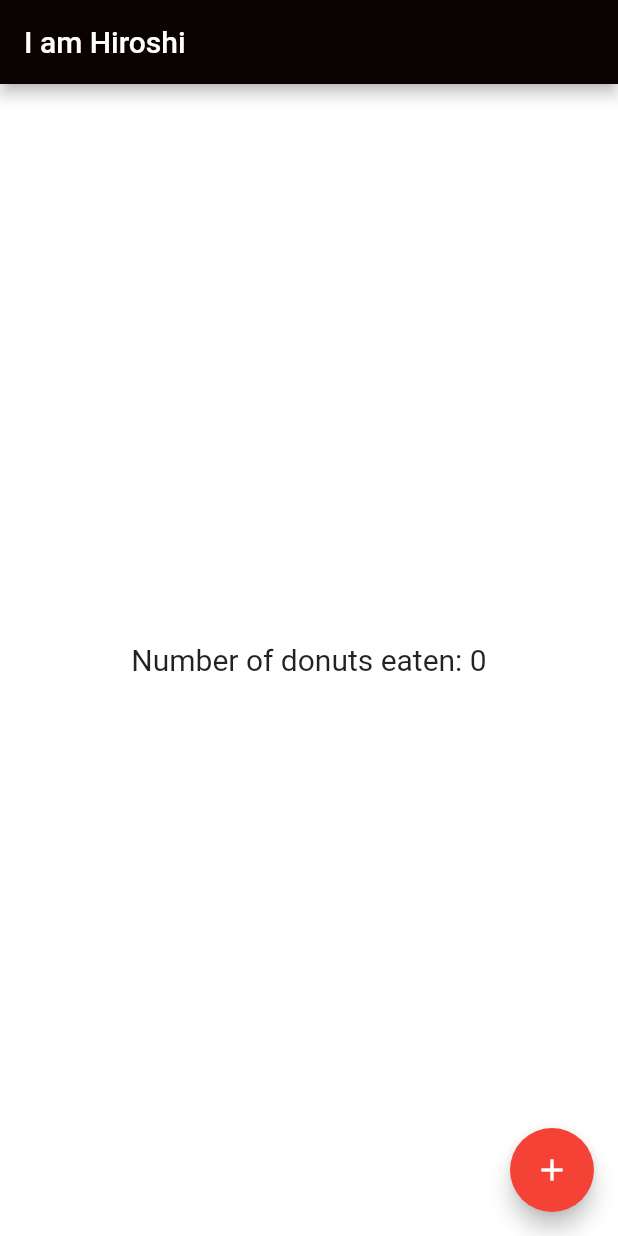
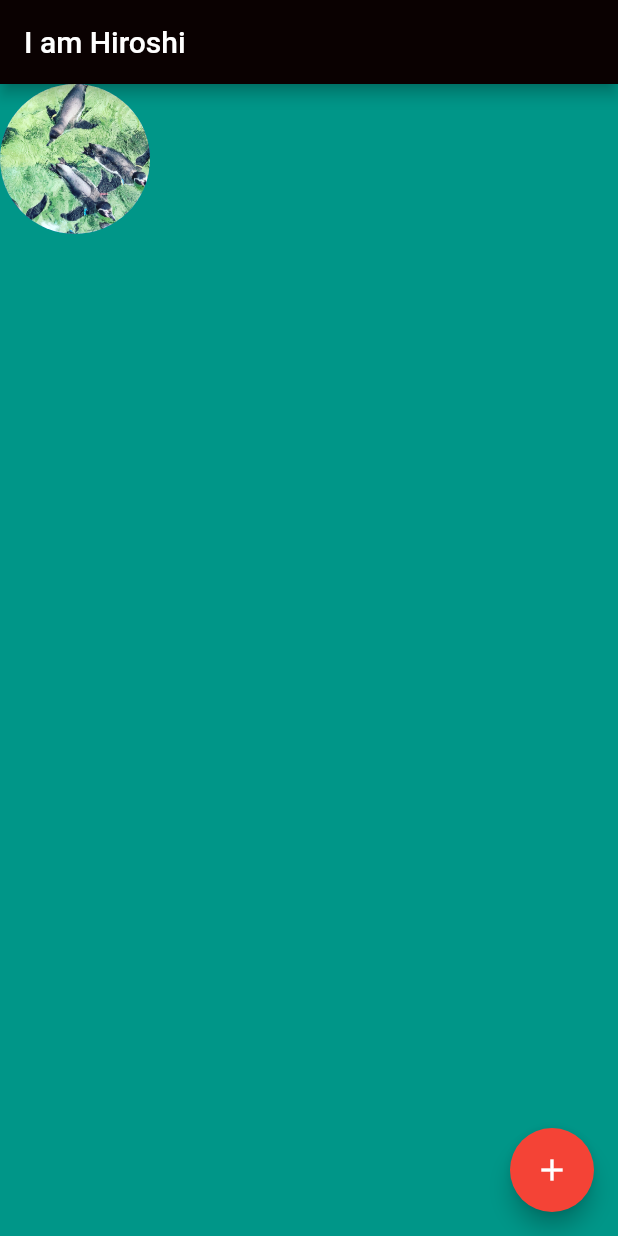
Before and after one commit to infinith4/test_flutter, a Flutter app: the screen it shows after launch, on a phone screen of 412 x 824 dp. Run offline on Flutter 3.47's test engine with Material 2 defaults, Android fonts, the phone set to English and light mode, and no system bars.

```diff
--- a/flutterapp01/lib/main.dart
+++ b/flutterapp01/lib/main.dart
@@ -15,17 +15,28 @@ class _MainPageState extends State<MainPage> {
     return
       MaterialApp(
           home: Scaffold(
-            backgroundColor: Colors.white,// Color.fromRGBO(103, 11, 121, 5),
+            backgroundColor: Colors.teal,// Color.fromRGBO(103, 11, 121, 5),
             appBar: AppBar(
               title: Text("I am Hiroshi"),
               backgroundColor: Color.fromRGBO(10, 1, 1, 1.1),
             ),
-            body: Center(
-              child: Text (
-                'Number of donuts eaten: $nDonuts',
-                style: TextStyle(
-                  fontSize: 20.0
-                ),
+            // body: Center(
+            //   child: Text (
+            //     'Number of donuts eaten: $nDonuts',
+            //     style: TextStyle(
+            //       fontSize: 20.0
+            //     ),
+            //   ),
+            // ),
+            body: SafeArea(
+              child: Column(
+                children: <Widget>[
+                  CircleAvatar(
+                    radius: 50.0,
+                    backgroundImage: AssetImage("images/2021-10-03_14-40-10_000.jpeg"),
+                    // backgroundColor: Colors.red,
+                  )
+                ],
               ),
             ),
             floatingActionButton: FloatingActionButton(
```
Also changed, not shown: flutterapp01/pubspec.yaml (+3 -40 lines), flutterapp01/images/2021-10-03_14-40-10_000.jpeg (added).
